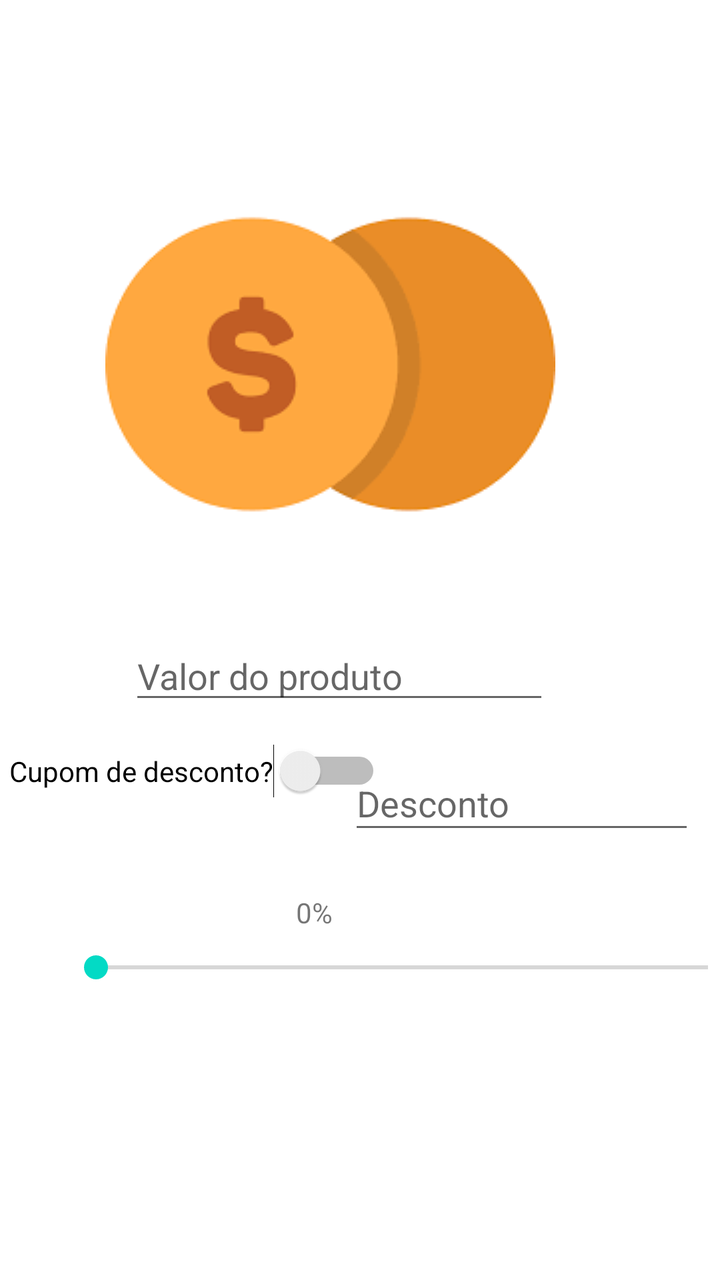
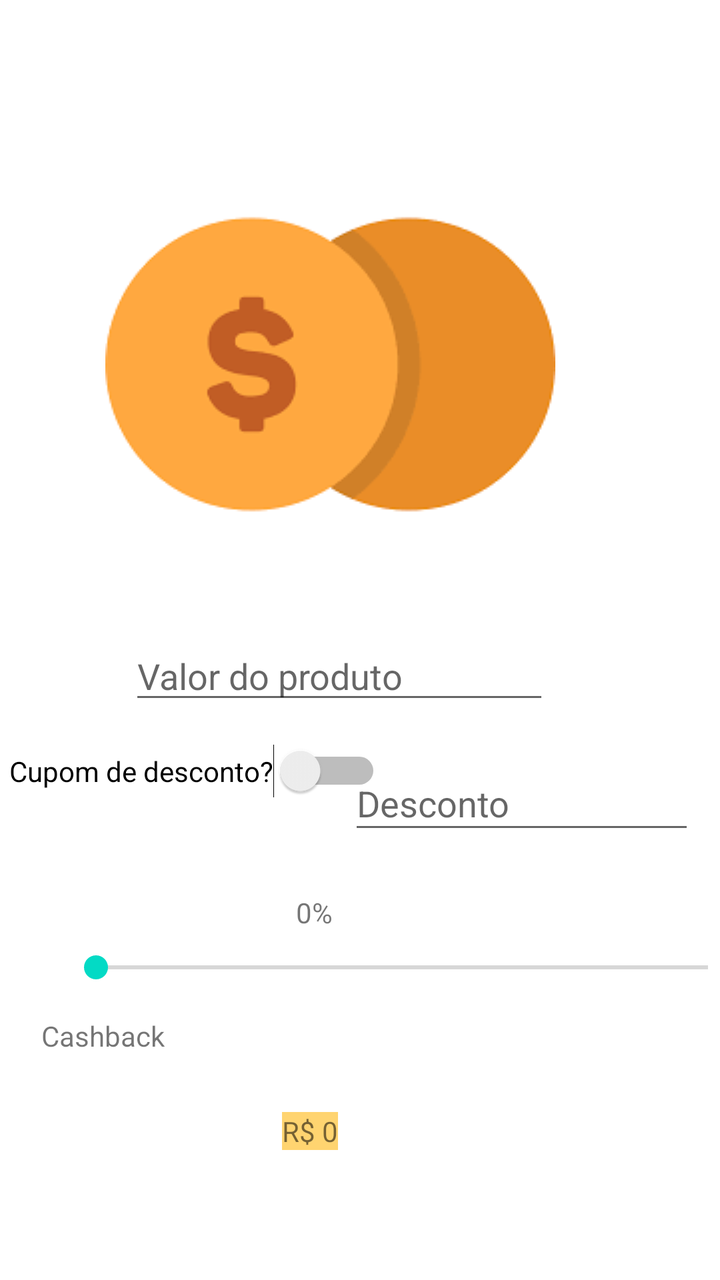

Screens rendered from an Android XML layout before and after an edit, with the pre-edit source and the edit as a unified diff.
<!-- AndroidManifest.xml: application theme Theme.Calccashback -->
<!-- res/layout/activity_main.xml -->
<?xml version="1.0" encoding="utf-8"?>
<androidx.constraintlayout.widget.ConstraintLayout xmlns:android="http://schemas.android.com/apk/res/android"
    xmlns:app="http://schemas.android.com/apk/res-auto"
    xmlns:tools="http://schemas.android.com/tools"
    android:layout_width="match_parent"
    android:layout_height="match_parent"
    tools:context=".MainActivity">

    <ImageView
        android:id="@+id/imageView"
        android:layout_width="wrap_content"
        android:layout_height="wrap_content"
        android:layout_marginStart="78dp"
        android:layout_marginTop="115dp"
        android:layout_marginEnd="108dp"
        android:layout_marginBottom="391dp"
        app:layout_constraintBottom_toBottomOf="parent"
        app:layout_constraintEnd_toEndOf="parent"
        app:layout_constraintStart_toStartOf="parent"
        app:layout_constraintTop_toTopOf="parent"
        app:srcCompat="@drawable/gorjeta" />

    <Switch
        android:id="@+id/descontoSwitch"
        android:layout_width="wrap_content"
        android:layout_height="wrap_content"
        android:layout_marginStart="32dp"
        android:layout_marginEnd="11dp"
        android:layout_marginBottom="226dp"
        android:text="Cupom de desconto?"
        app:layout_constraintBottom_toBottomOf="parent"
        app:layout_constraintEnd_toStartOf="@+id/descontoValue"
        app:layout_constraintStart_toStartOf="parent"
        app:layout_constraintTop_toBottomOf="@+id/valorProduto" />

    <EditText
        android:id="@+id/descontoValue"
        android:layout_width="173dp"
        android:layout_height="44dp"
        android:ems="10"
        android:hint="Desconto"
        android:inputType="number"
        app:layout_constraintBottom_toBottomOf="parent"
        app:layout_constraintEnd_toEndOf="parent"
        app:layout_constraintHorizontal_bias="0.932"
        app:layout_constraintStart_toStartOf="parent"
        app:layout_constraintTop_toTopOf="parent"
        app:layout_constraintVertical_bias="0.634" />

    <EditText
        android:id="@+id/valorProduto"
        android:layout_width="wrap_content"
        android:layout_height="wrap_content"
        android:layout_marginStart="90dp"
        android:layout_marginTop="21dp"
        android:layout_marginEnd="111dp"
        android:ems="10"
        android:hint="Valor do produto"
        android:inputType="number"
        app:layout_constraintEnd_toEndOf="parent"
        app:layout_constraintStart_toStartOf="parent"
        app:layout_constraintTop_toBottomOf="@+id/imageView" />

    <SeekBar
        android:id="@+id/cashbackPorcentagem"
        android:layout_width="338dp"
        android:layout_height="36dp"
        android:layout_marginStart="32dp"
        android:layout_marginEnd="41dp"
        android:max="100"
        android:progress="0"
        app:layout_constraintBottom_toBottomOf="parent"
        app:layout_constraintEnd_toEndOf="parent"
        app:layout_constraintHorizontal_bias="0.0"
        app:layout_constraintStart_toStartOf="parent"
        app:layout_constraintTop_toTopOf="parent"
        app:layout_constraintVertical_bias="0.771" />

    <TextView
        android:id="@+id/cashbackText"
        android:layout_width="wrap_content"
        android:layout_height="wrap_content"
        android:layout_marginStart="154dp"
        android:layout_marginEnd="200dp"
        android:text="0%"
        app:layout_constraintBottom_toTopOf="@+id/cashbackPorcentagem"
        app:layout_constraintEnd_toEndOf="parent"
        app:layout_constraintStart_toStartOf="parent" />

</androidx.constraintlayout.widget.ConstraintLayout>
<!-- resources referenced by this layout -->
<resources>
  <!-- drawable gorjeta: png bitmap (drawable, 4162 bytes) -->
  <style name="Theme.Calccashback" parent="Theme.MaterialComponents.DayNight.DarkActionBar">
          
          <item name="colorPrimary">@color/purple_500</item>
          <item name="colorPrimaryVariant">@color/purple_700</item>
          <item name="colorOnPrimary">@color/white</item>
          
          <item name="colorSecondary">@color/teal_200</item>
          <item name="colorSecondaryVariant">@color/teal_700</item>
          <item name="colorOnSecondary">@color/black</item>
          
          <item name="android:statusBarColor" tools:targetApi="l">?attr/colorPrimaryVariant</item>
          
      </style>
  <color name="purple_500">#FF6200EE</color>
  <color name="purple_700">#FF3700B3</color>
  <color name="white">#FFFFFFFF</color>
  <color name="teal_200">#FF03DAC5</color>
  <color name="teal_700">#FF018786</color>
  <color name="black">#FF000000</color>
</resources>

<!-- the commit's change to res/layout/activity_main.xml (unified diff, before → after) -->
@@ -87,4 +87,60 @@
         app:layout_constraintEnd_toEndOf="parent"
         app:layout_constraintStart_toStartOf="parent" />
 
+    <TextView
+        android:id="@+id/textView"
+        android:layout_width="wrap_content"
+        android:layout_height="wrap_content"
+        android:layout_marginStart="46dp"
+        android:layout_marginTop="26dp"
+        android:layout_marginEnd="303dp"
+        android:layout_marginBottom="18dp"
+        android:text="Cashback"
+        app:layout_constraintBottom_toTopOf="@+id/textView2"
+        app:layout_constraintEnd_toEndOf="parent"
+        app:layout_constraintStart_toStartOf="parent"
+        app:layout_constraintTop_toBottomOf="@+id/cashbackPorcentagem" />
+
+    <TextView
+        android:id="@+id/textView2"
+        android:layout_width="wrap_content"
+        android:layout_height="wrap_content"
+        android:layout_marginStart="46dp"
+        android:layout_marginTop="18dp"
+        android:layout_marginEnd="333dp"
+        android:layout_marginBottom="77dp"
+        android:text="Total"
+        app:layout_constraintBottom_toBottomOf="parent"
+        app:layout_constraintEnd_toEndOf="parent"
+        app:layout_constraintStart_toStartOf="parent"
+        app:layout_constraintTop_toBottomOf="@+id/textView" />
+
+    <TextView
+        android:id="@+id/cashbackTotal"
+        android:layout_width="wrap_content"
+        android:layout_height="wrap_content"
+        android:layout_marginStart="82dp"
+        android:layout_marginTop="17dp"
+        android:layout_marginEnd="163dp"
+        android:layout_marginBottom="39dp"
+        android:background="#ffa742"
+        android:text="R$ 0"
+        app:layout_constraintBottom_toTopOf="@+id/totalValue"
+        app:layout_constraintEnd_toEndOf="parent"
+        app:layout_constraintStart_toEndOf="@+id/textView"
+        app:layout_constraintTop_toBottomOf="@+id/cashbackPorcentagem" />
+
+    <TextView
+        android:id="@+id/totalValue"
+        android:layout_width="wrap_content"
+        android:layout_height="wrap_content"
+        android:layout_marginStart="108dp"
+        android:layout_marginEnd="167dp"
+        android:layout_marginBottom="65dp"
+        android:background="#ffd470"
+        android:text="R$ 0"
+        app:layout_constraintBottom_toBottomOf="parent"
+        app:layout_constraintEnd_toEndOf="parent"
+        app:layout_constraintStart_toEndOf="@+id/textView2" />
+
 </androidx.constraintlayout.widget.ConstraintLayout>
